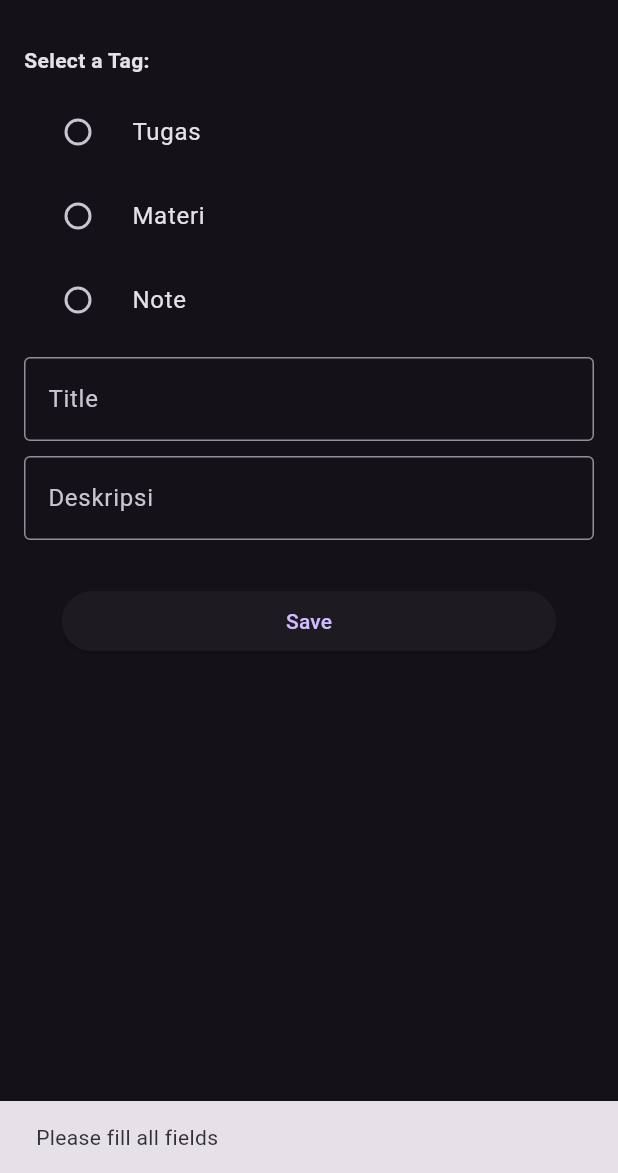
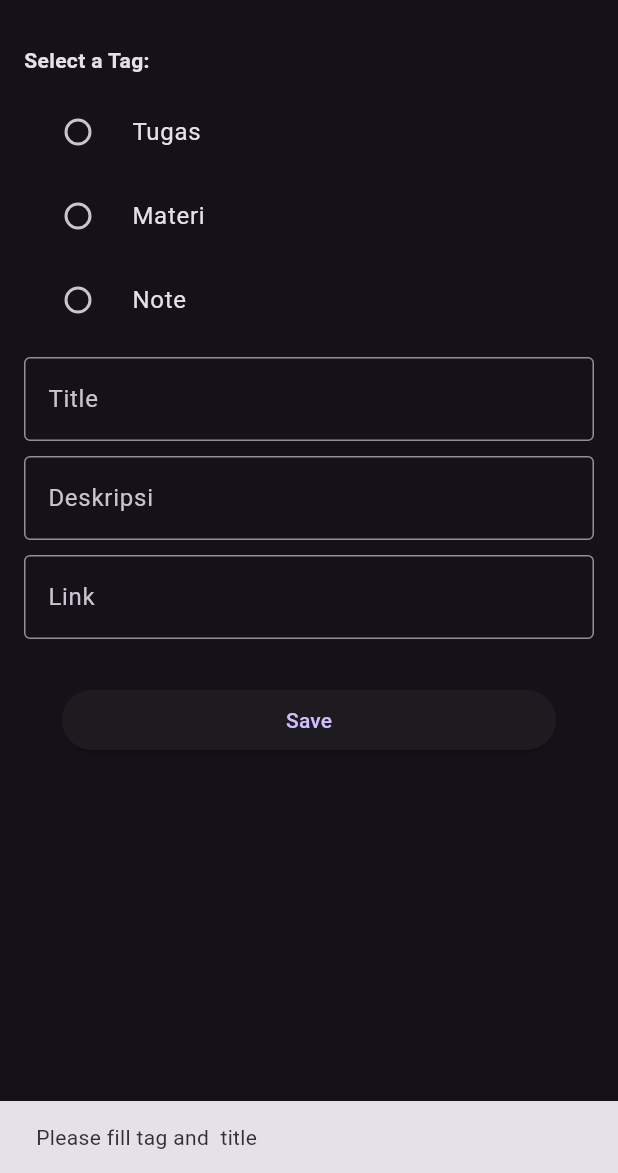
Before and after one commit to 1Ly45/UAS_PPB, a Flutter app: the PostPage screen opened by its route, after a tap on "Save", on a phone screen of 412 x 824 dp, the part 63-1236 px from its top. Run offline on Flutter 3.47's test engine with Material 3 defaults, Android fonts, the phone set to English and light mode, and no system bars; our stand-ins replace cloud_firestore, firebase_auth, firebase_core, syncfusion_flutter_calendar; accounts and stored records are empty.

Commit message:
Update Url

```diff
--- a/uas_pbb/lib/function/CRUD.dart
+++ b/uas_pbb/lib/function/CRUD.dart
@@ -26,6 +26,7 @@ Future<void> createOrUpdatePost(
   String name,
   String title,
   String deskripsi,
+  String link,
   String tag,
   Timestamp? deadline,
   Timestamp? tanggal_upload,
@@ -42,6 +43,7 @@ Future<void> createOrUpdatePost(
     'Poster': user?.email,
     'Title': title,
     'Deskripsi': deskripsi,
+    'Link' : link,
   };
 
   try {
--- a/uas_pbb/lib/pages/post_page.dart
+++ b/uas_pbb/lib/pages/post_page.dart
@@ -18,6 +18,7 @@ class PostPageState extends State<PostPage> {
   final TextEditingController _titleController = TextEditingController();
   final TextEditingController _deskripsiController = TextEditingController();
   final TextEditingController _deadlineController = TextEditingController();
+  final TextEditingController _linkController = TextEditingController();
   String? selectedColor;
   Timestamp? deadline;
   Timestamp? tanggal_upload;
@@ -119,6 +120,14 @@ class PostPageState extends State<PostPage> {
                   ),
                 ),
                 const SizedBox(height: 10),
+                 TextField(
+                  controller: _linkController,
+                  decoration: const InputDecoration(
+                    labelText: 'Link',
+                    border: OutlineInputBorder(),
+                  ),
+                ),
+                const SizedBox(height: 10),
 
                 // Show the deadline picker and color picker if the tag is 'Tugas'
                 if (selectedTag == 'Tugas') ...[
@@ -149,11 +158,10 @@ class PostPageState extends State<PostPage> {
                     child: ElevatedButton(
                       onPressed: () async {
                         if (selectedTag.isEmpty ||
-                            _titleController.text.isEmpty ||
-                            _deskripsiController.text.isEmpty) {
+                            _titleController.text.isEmpty) {
                           ScaffoldMessenger.of(context).showSnackBar(
                             const SnackBar(
-                              content: Text('Please fill all fields'),
+                              content: Text('Please fill tag and  title'),
                             ),
                           );
                         } else {
@@ -161,6 +169,7 @@ class PostPageState extends State<PostPage> {
                             _name,  // Use name
                             _titleController.text,
                             _deskripsiController.text,
+                            _linkController.text,
                             selectedTag,
                             deadline,
                             tanggal_upload,
--- a/uas_pbb/lib/widget/post_list.dart
+++ b/uas_pbb/lib/widget/post_list.dart
@@ -4,6 +4,7 @@ import 'package:flutter/material.dart';
 import 'package:intl/intl.dart';
 import 'package:uas_pbb/function/auth.dart';
 import 'package:uas_pbb/widget/delete_confirmation.dart';
+import 'package:url_launcher/url_launcher.dart';
 
 Widget post_view(String className) {
   final CollectionReference _detailCollection =
@@ -78,6 +79,13 @@ class PostCard extends StatelessWidget {
                   ],
                 ),
                 Text(documentSnapshot['Deskripsi'] ?? ''),
+                if (documentSnapshot['Link'] != null && documentSnapshot['Link'].toString().trim().isNotEmpty)
+                 ElevatedButton(
+                    onPressed: () {
+                      launchUrl(Uri.parse(documentSnapshot['Link']));
+                    },
+                    child: Text(documentSnapshot['Link']),
+                  ),
                 if (documentSnapshot['Tag'] == 'Tugas')
                   deadline(documentSnapshot['Tanggal_Deadline'])
               ],
--- a/uas_pbb/pubspec.yaml
+++ b/uas_pbb/pubspec.yaml
@@ -14,6 +14,8 @@ dependencies:
     sdk: flutter
   intl: ^0.19.0
   syncfusion_flutter_calendar: ^27.2.4
+  url_launcher: ^6.3.1
+  file_picker: ^8.1.4
 
 dev_dependencies:
   flutter_test:
```
Also changed, not shown: uas_pbb/pubspec.lock, 5 other files.
